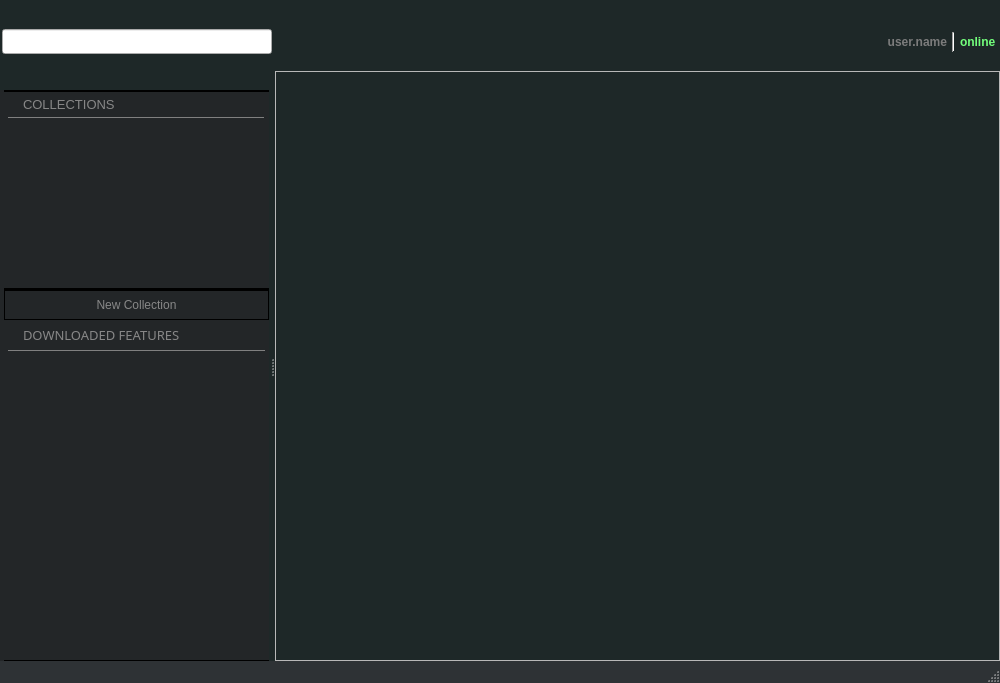
Qt form dunyadesktop_app/ui_files/qt_designs/general_design.ui (MTG/dunya-desktop) before a commit.
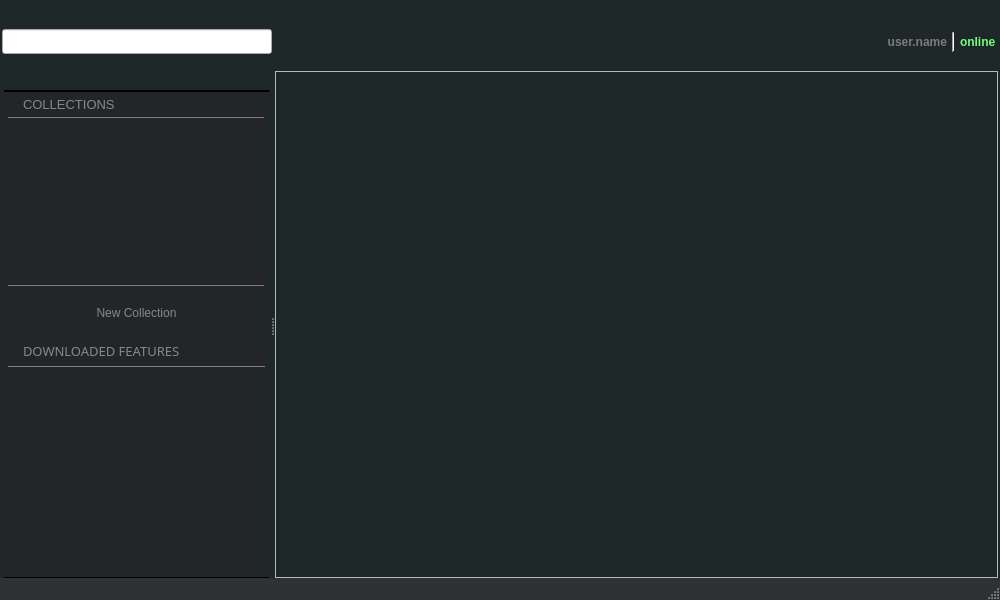
The same form after that commit.

```diff
--- a/dunyadesktop_app/ui_files/qt_designs/general_design.ui
+++ b/dunyadesktop_app/ui_files/qt_designs/general_design.ui
@@ -7,7 +7,7 @@
     <x>0</x>
     <y>0</y>
     <width>1000</width>
-    <height>683</height>
+    <height>600</height>
    </rect>
   </property>
   <property name="sizePolicy">
@@ -34,7 +34,16 @@
     <property name="spacing">
      <number>0</number>
     </property>
-    <property name="margin">
+    <property name="leftMargin">
+     <number>0</number>
+    </property>
+    <property name="topMargin">
+     <number>0</number>
+    </property>
+    <property name="rightMargin">
+     <number>2</number>
+    </property>
+    <property name="bottomMargin">
      <number>0</number>
     </property>
     <item>
@@ -81,7 +90,7 @@
    </property>
    <property name="minimumSize">
     <size>
-     <width>100</width>
+     <width>269</width>
      <height>437</height>
     </size>
    </property>
@@ -128,7 +137,7 @@
     </property>
     <layout class="QVBoxLayout" name="verticalLayout">
      <property name="spacing">
-      <number>0</number>
+      <number>8</number>
      </property>
      <property name="leftMargin">
       <number>4</number>
@@ -172,6 +181,7 @@
         <string notr="true">QFrame#frame_collection { border: 1.5px solid black;
 					 										   border-right-color: transparent;
 					 										   border-left-color: transparent;
+																border-bottom-color: transparent;
 															  }</string>
        </property>
        <property name="frameShape">
@@ -219,7 +229,7 @@
            <string notr="true">QListView#listView_collections {border: 1px solid gray;
 																		  border-right-color: transparent;
 																		  border-left-color: transparent;
-																		  border-bottom-color: transparent;
+																		  /*border-bottom-color: transparent;*/
 																		  background-color: #232628; 
 																		  }</string>
           </property>
@@ -252,9 +262,11 @@
         </size>
        </property>
        <property name="styleSheet">
-        <string notr="true">QToolButton#toolButton_collection {border: 1px solid black;
+        <string notr="true">QToolButton#toolButton_collection {/*border: 1px solid black;*/
 																					 background-color: #232628;
-																					 color: #878787;}
+																					 color: #878787;
+																					 border-left-color: transparent;
+																					 border-right-color: transparent;}
 
 QToolButton#toolButton_collection:hover {color: white;}
 </string>
@@ -265,6 +277,9 @@
        <property name="toolButtonStyle">
         <enum>Qt::ToolButtonTextBesideIcon</enum>
        </property>
+       <property name="autoRaise">
+        <bool>true</bool>
+       </property>
        <property name="arrowType">
         <enum>Qt::NoArrow</enum>
        </property>
```
Left out of the diff: 8 changed lines with no effect on the pictures.
